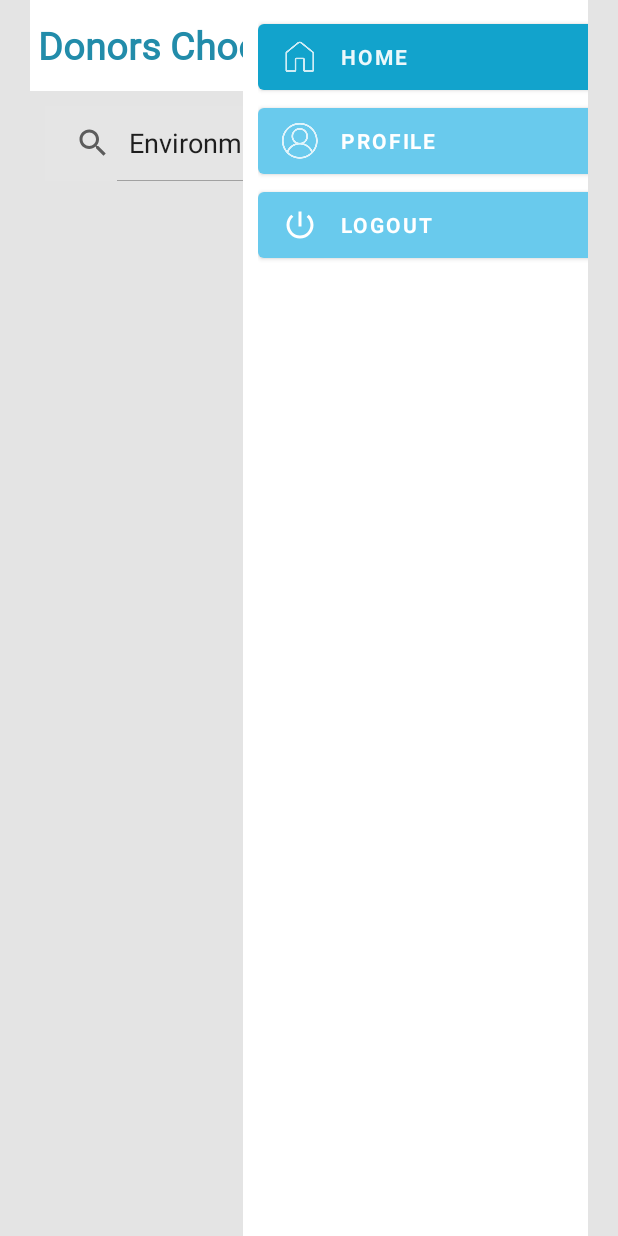
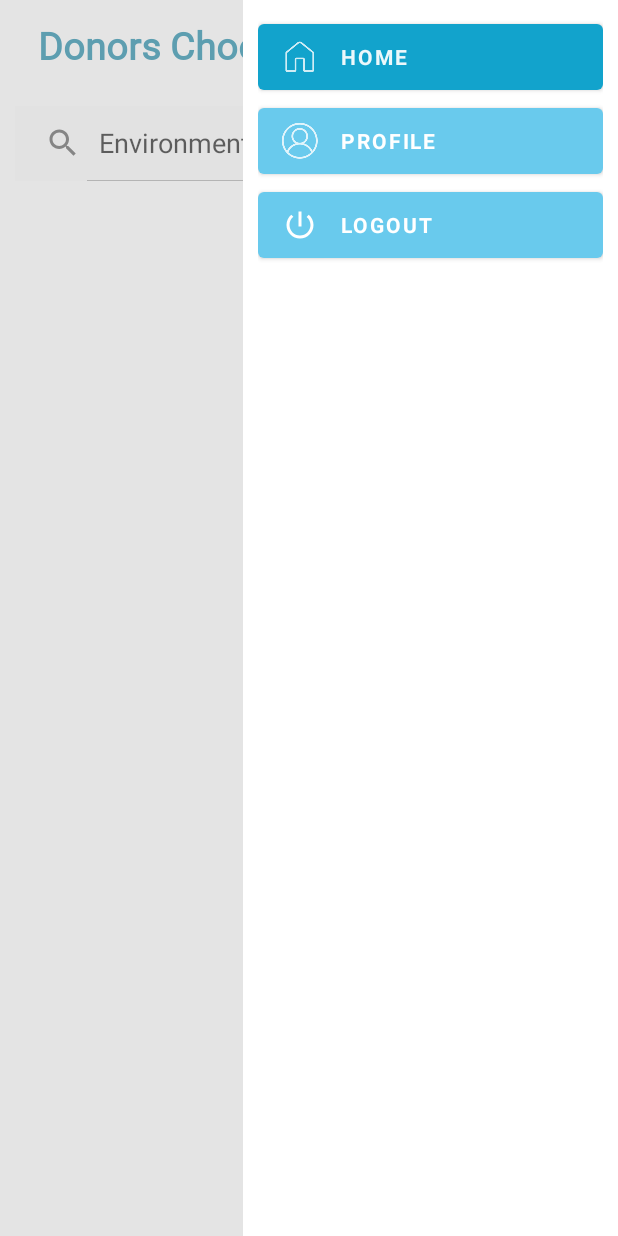
Before and after one commit to chocolatekhan/DonorsChoose, an Android app: the Home screen opened directly, with no data from a screen before it, after a tap on an icon or button, on a phone screen of 412 x 824 dp. Run offline under Robolectric (Android 15) with nearby library versions, the phone set to English and light mode, and no system bars; our stand-ins replace Firebase (no records; nobody signed in at launch, a user with empty details on screens opened directly), FlexboxLayout, Picasso; Roboto replaces fonts that are not available here; 1 other tap on this screen came first.

Commit message:
Updated navigation menu margins

```diff
--- a/app/src/main/java/com/example/donorschoose/CharityProfile.java
+++ b/app/src/main/java/com/example/donorschoose/CharityProfile.java
@@ -266,8 +266,6 @@ public class CharityProfile extends AppCompatActivity {
         navigationView.animate().translationX(0);
         LinearLayout menuBackground = findViewById(R.id.menuBackground);
         menuBackground.setVisibility(View.VISIBLE);
-        ConstraintLayout constraintLayout = findViewById(R.id.constraintLayout);
-        constraintLayout.setBackgroundColor(Color.parseColor("#63BABABA"));
     }
 
     public void closeMenu(View view)
@@ -276,8 +274,6 @@ public class CharityProfile extends AppCompatActivity {
         navigationView.animate().translationX(1000);
         LinearLayout menuBackground = findViewById(R.id.menuBackground);
         menuBackground.setVisibility(View.GONE);
-        ConstraintLayout constraintLayout = findViewById(R.id.constraintLayout);
-        constraintLayout.setBackgroundColor(Color.parseColor("#ffffff"));
     }
 
 }
--- a/app/src/main/java/com/example/donorschoose/Donate.java
+++ b/app/src/main/java/com/example/donorschoose/Donate.java
@@ -168,8 +168,6 @@ public class Donate extends AppCompatActivity {
         navigationView.animate().translationX(0);
         LinearLayout menuBackground = findViewById(R.id.menuBackground);
         menuBackground.setVisibility(View.VISIBLE);
-        ConstraintLayout constraintLayout = findViewById(R.id.constraintLayout);
-        constraintLayout.setBackgroundColor(Color.parseColor("#63BABABA"));
     }
 
     public void closeMenu(View view)
@@ -178,7 +176,5 @@ public class Donate extends AppCompatActivity {
         navigationView.animate().translationX(1000);
         LinearLayout menuBackground = findViewById(R.id.menuBackground);
         menuBackground.setVisibility(View.GONE);
-        ConstraintLayout constraintLayout = findViewById(R.id.constraintLayout);
-        constraintLayout.setBackgroundColor(Color.parseColor("#ffffff"));
     }
 }
--- a/app/src/main/java/com/example/donorschoose/Home.java
+++ b/app/src/main/java/com/example/donorschoose/Home.java
@@ -307,8 +307,6 @@ public class Home extends AppCompatActivity
         navigationView.animate().translationX(0);
         LinearLayout menuBackground = findViewById(R.id.menuBackground);
         menuBackground.setVisibility(View.VISIBLE);
-        ConstraintLayout constraintLayout = findViewById(R.id.constraintLayout);
-        constraintLayout.setBackgroundColor(Color.parseColor("#63BABABA"));
     }
 
     public void closeMenu(View view)
@@ -317,7 +315,5 @@ public class Home extends AppCompatActivity
         navigationView.animate().translationX(1000);
         LinearLayout menuBackground = findViewById(R.id.menuBackground);
         menuBackground.setVisibility(View.GONE);
-        ConstraintLayout constraintLayout = findViewById(R.id.constraintLayout);
-        constraintLayout.setBackgroundColor(Color.parseColor("#ffffff"));
     }
 }
--- a/app/src/main/java/com/example/donorschoose/NonMonetaryDonation.java
+++ b/app/src/main/java/com/example/donorschoose/NonMonetaryDonation.java
@@ -148,8 +148,6 @@ public class NonMonetaryDonation extends AppCompatActivity {
         navigationView.animate().translationX(0);
         LinearLayout menuBackground = findViewById(R.id.menuBackground);
         menuBackground.setVisibility(View.VISIBLE);
-        ConstraintLayout constraintLayout = findViewById(R.id.constraintLayout);
-        constraintLayout.setBackgroundColor(Color.parseColor("#63BABABA"));
     }
 
     public void closeMenu(View view)
@@ -158,7 +156,5 @@ public class NonMonetaryDonation extends AppCompatActivity {
         navigationView.animate().translationX(1000);
         LinearLayout menuBackground = findViewById(R.id.menuBackground);
         menuBackground.setVisibility(View.GONE);
-        ConstraintLayout constraintLayout = findViewById(R.id.constraintLayout);
-        constraintLayout.setBackgroundColor(Color.parseColor("#ffffff"));
     }
 }
--- a/app/src/main/java/com/example/donorschoose/UserProfile.java
+++ b/app/src/main/java/com/example/donorschoose/UserProfile.java
@@ -115,8 +115,6 @@ public class UserProfile extends AppCompatActivity {
         navigationView.animate().translationX(0);
         LinearLayout menuBackground = findViewById(R.id.menuBackground);
         menuBackground.setVisibility(View.VISIBLE);
-        ConstraintLayout constraintLayout = findViewById(R.id.constraintLayout);
-        constraintLayout.setBackgroundColor(Color.parseColor("#63BABABA"));
     }
 
     public void closeMenu(View view)
@@ -125,7 +123,5 @@ public class UserProfile extends AppCompatActivity {
         navigationView.animate().translationX(1000);
         LinearLayout menuBackground = findViewById(R.id.menuBackground);
         menuBackground.setVisibility(View.GONE);
-        ConstraintLayout constraintLayout = findViewById(R.id.constraintLayout);
-        constraintLayout.setBackgroundColor(Color.parseColor("#ffffff"));
     }
 }
--- a/app/src/main/res/layout/activity_home.xml
+++ b/app/src/main/res/layout/activity_home.xml
@@ -5,16 +5,12 @@
     android:id="@+id/constraintLayout"
     android:layout_width="match_parent"
     android:layout_height="match_parent"
-    android:onClick="closeMenu"
-    android:paddingLeft="20dp"
-    android:paddingRight="20dp"
     tools:context=".Home">
 
     <com.google.android.material.navigation.NavigationView
         android:id="@+id/navigationView"
         android:layout_width="250dp"
         android:layout_height="match_parent"
-        android:layout_marginRight="-20dp"
         android:padding="10dp"
         android:translationX="1000dp"
         app:layout_constraintBottom_toBottomOf="parent"
@@ -76,9 +72,12 @@
         android:id="@+id/tableRow"
         android:layout_width="match_parent"
         android:layout_height="wrap_content"
+        android:layout_marginStart="20dp"
+        android:layout_marginEnd="20dp"
         android:background="#FFFFFF"
-        app:layout_constraintTop_toTopOf="parent"
-        tools:layout_editor_absoluteX="20dp">
+        app:layout_constraintEnd_toEndOf="parent"
+        app:layout_constraintStart_toStartOf="parent"
+        app:layout_constraintTop_toTopOf="parent">
 
         <TextView
             android:id="@+id/textView2"
@@ -110,8 +109,11 @@
     <ScrollView
         android:layout_width="match_parent"
         android:layout_height="0dp"
+        android:layout_marginStart="20dp"
+        android:layout_marginEnd="20dp"
         android:scrollbars="none"
         app:layout_constraintBottom_toBottomOf="parent"
+        app:layout_constraintEnd_toEndOf="parent"
         app:layout_constraintStart_toStartOf="parent"
         app:layout_constraintTop_toBottomOf="@id/searchBar">
 
@@ -342,10 +344,8 @@
         android:layout_width="match_parent"
         android:layout_height="50dp"
         android:layout_marginStart="10dp"
-        android:layout_marginLeft="10dp"
         android:layout_marginTop="10dp"
-        android:layout_marginEnd="10dp"
-        android:layout_marginRight="10dp"
+        android:layout_marginEnd="30dp"
         android:background="#2CE5E6E6"
         android:iconifiedByDefault="false"
         android:queryHint="Search"
@@ -361,8 +361,7 @@
         android:id="@+id/menuBackground"
         android:layout_width="match_parent"
         android:layout_height="match_parent"
-        android:layout_marginLeft="-20dp"
-        android:layout_marginRight="-20dp"
+        android:background="#63BABABA"
         android:onClick="closeMenu"
         android:orientation="horizontal"
         android:visibility="gone"
```
Also changed, not shown: app/src/main/res/layout/activity_charity_profile.xml (+3 -4 lines), app/src/main/res/layout/activity_donate.xml (+5 -8 lines), app/src/main/res/layout/activity_nonmonetary_donation.xml (+8 -8 lines), app/src/main/res/layout/activity_user_profile.xml (+9 -8 lines).
